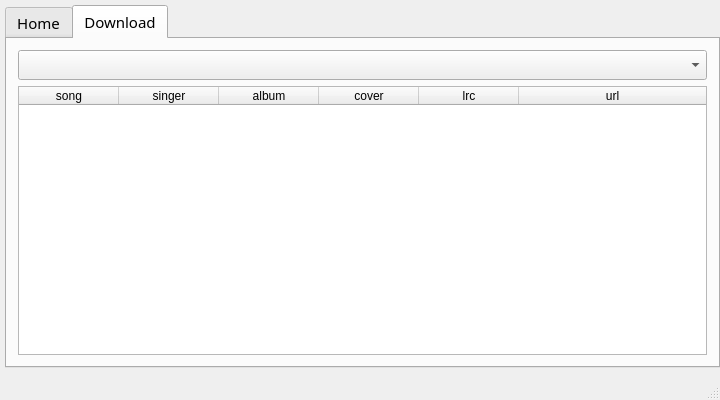
Old version of the form lossless-music-box/lossless-music-box/mwin.ui in the repository taseikyo/PyQt5-Apps.
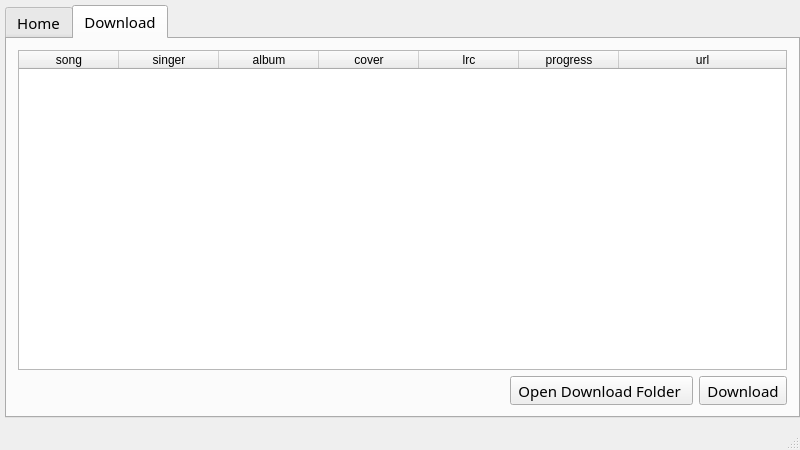
New version of the form. The open tabs and pages were chosen to show the change. Icons and pictures are not drawn.

Commit message:
add download feature
you can download lossless music from qq, xiami, baidu, kugou, kuwo and
netease.

enjoy yourself!

```diff
--- a/lossless-music-box/lossless-music-box/mwin.ui
+++ b/lossless-music-box/lossless-music-box/mwin.ui
@@ -6,8 +6,8 @@
    <rect>
     <x>0</x>
     <y>0</y>
-    <width>720</width>
-    <height>400</height>
+    <width>800</width>
+    <height>450</height>
    </rect>
   </property>
   <property name="minimumSize">
@@ -118,7 +118,7 @@
            </widget>
           </item>
           <item>
-           <widget class="QToolButton" name="downloadBtn">
+           <widget class="QToolButton" name="obtainBtn">
             <property name="enabled">
              <bool>true</bool>
             </property>
@@ -158,9 +158,6 @@
         <string>Download</string>
        </attribute>
        <layout class="QVBoxLayout" name="verticalLayout_3">
-        <item>
-         <widget class="QComboBox" name="comboBox_2"/>
-        </item>
         <item>
          <widget class="QTableWidget" name="dtable">
           <attribute name="horizontalHeaderStretchLastSection">
@@ -191,6 +188,11 @@
             <string>lrc</string>
            </property>
           </column>
+          <column>
+           <property name="text">
+            <string>progress</string>
+           </property>
+          </column>
           <column>
            <property name="text">
             <string>url</string>
@@ -198,6 +200,43 @@
           </column>
          </widget>
         </item>
+        <item>
+         <layout class="QHBoxLayout" name="horizontalLayout_2">
+          <item>
+           <spacer name="horizontalSpacer">
+            <property name="orientation">
+             <enum>Qt::Horizontal</enum>
+            </property>
+            <property name="sizeHint" stdset="0">
+             <size>
+              <width>40</width>
+              <height>20</height>
+             </size>
+            </property>
+           </spacer>
+          </item>
+          <item>
+           <widget class="QToolButton" name="openFolderBtn">
+            <property name="cursor">
+             <cursorShape>PointingHandCursor</cursorShape>
+            </property>
+            <property name="text">
+             <string>Open Download Folder </string>
+            </property>
+           </widget>
+          </item>
+          <item>
+           <widget class="QToolButton" name="downloadBtn">
+            <property name="cursor">
+             <cursorShape>PointingHandCursor</cursorShape>
+            </property>
+            <property name="text">
+             <string>Download</string>
+            </property>
+           </widget>
+          </item>
+         </layout>
+        </item>
        </layout>
       </widget>
      </widget>
```
Left out of the diff: 7 changed lines with no effect on the pictures. The commit also changes 1 other file.
